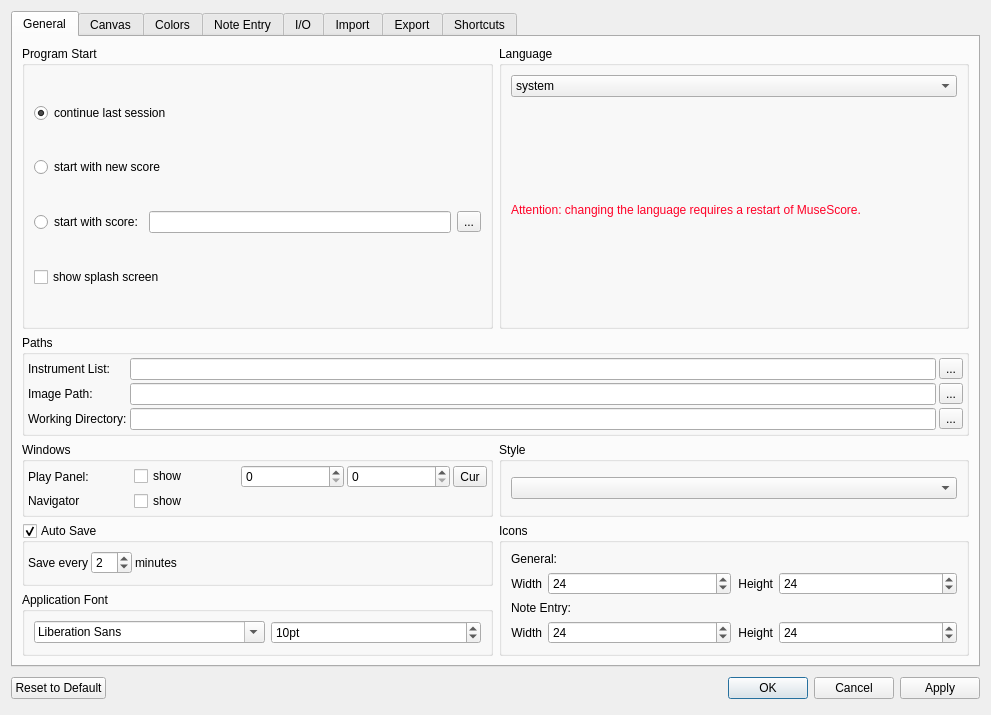
First picture: the form in mscore/mscore/prefsdialog.ui, repository musescore/musescore-old, before the edit.
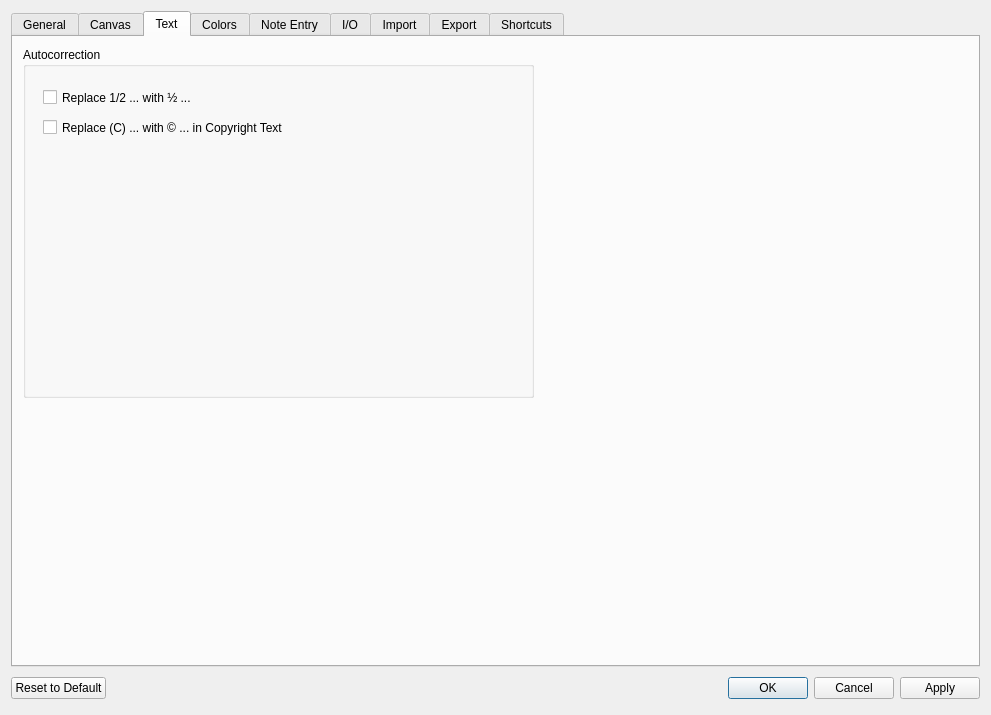
Second picture: the form after the edit. The open tabs and pages were chosen to show the change. Icons and pictures are not drawn. Custom widgets are drawn as their Qt base class.

Commit message: - add preferences options for replacing fractions and copyright symbol - copyright symbol is only replaced in copyright text

Patch:
```diff
--- a/mscore/mscore/prefsdialog.ui
+++ b/mscore/mscore/prefsdialog.ui
@@ -840,6 +840,53 @@
        </item>
       </layout>
      </widget>
+     <widget class="QWidget" name="tab_4" >
+      <attribute name="title" >
+       <string>Text</string>
+      </attribute>
+      <widget class="QGroupBox" name="groupBox_15" >
+       <property name="geometry" >
+        <rect>
+         <x>10</x>
+         <y>10</y>
+         <width>511</width>
+         <height>351</height>
+        </rect>
+       </property>
+       <property name="title" >
+        <string>Autocorrection</string>
+       </property>
+       <property name="flat" >
+        <bool>true</bool>
+       </property>
+       <widget class="QCheckBox" name="replaceFractions" >
+        <property name="geometry" >
+         <rect>
+          <x>20</x>
+          <y>40</y>
+          <width>451</width>
+          <height>21</height>
+         </rect>
+        </property>
+        <property name="text" >
+         <string>Replace 1/2 ... with ½ ...</string>
+        </property>
+       </widget>
+       <widget class="QCheckBox" name="replaceCopyrightSymbol" >
+        <property name="geometry" >
+         <rect>
+          <x>20</x>
+          <y>70</y>
+          <width>421</width>
+          <height>21</height>
+         </rect>
+        </property>
+        <property name="text" >
+         <string>Replace (C) ... with © ... in Copyright Text</string>
+        </property>
+       </widget>
+      </widget>
+     </widget>
      <widget class="QWidget" name="tab3" >
       <attribute name="title" >
        <string>Colors</string>
```
The commit also changes 6 other files.
